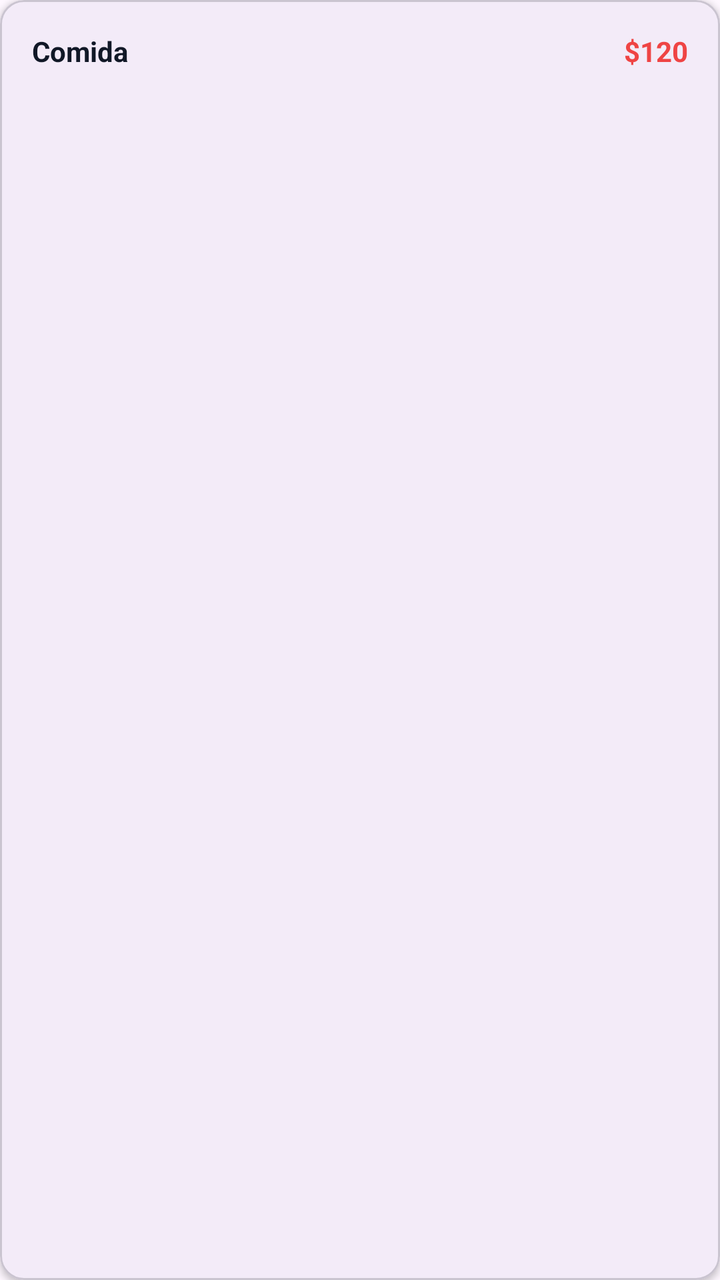
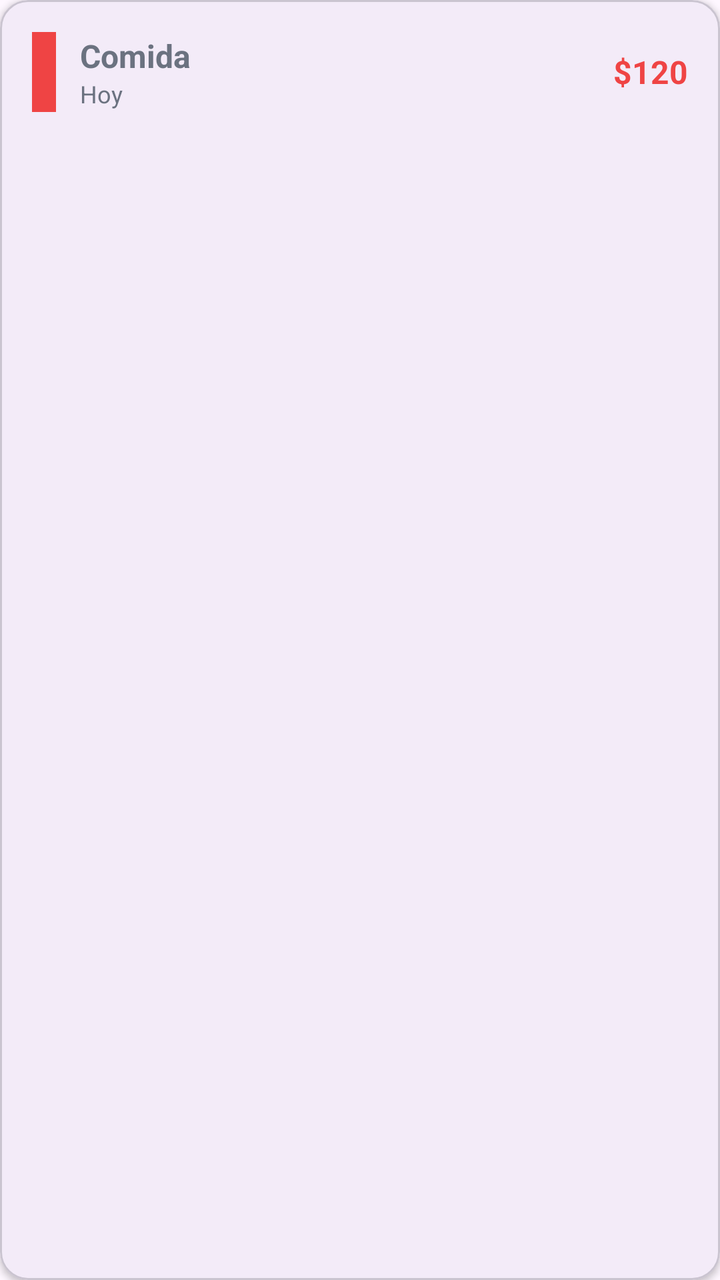

Before-and-after screenshots of an Android layout around one commit, followed by the original layout XML and the change that was made.
<!-- AndroidManifest.xml: application theme Theme.MoneyFlow -->
<!-- res/layout/item_gasto.xml -->
<?xml version="1.0" encoding="utf-8"?>
<com.google.android.material.card.MaterialCardView xmlns:android="http://schemas.android.com/apk/res/android"
    xmlns:app="http://schemas.android.com/apk/res-auto"
    android:layout_width="match_parent"
    android:layout_height="wrap_content"
    app:cardCornerRadius="12dp"
    app:cardElevation="2dp">

    <LinearLayout
        android:layout_width="match_parent"
        android:layout_height="wrap_content"
        android:gravity="center_vertical"
        android:orientation="horizontal"
        android:padding="16dp">

        
        <TextView
            android:id="@+id/tvCategoria"
            android:layout_width="0dp"
            android:layout_height="wrap_content"
            android:layout_weight="1"
            android:text="Comida"
            android:textColor="@color/text_primary"
            android:textStyle="bold" />

        
        <TextView
            android:id="@+id/tvMonto"
            android:layout_width="wrap_content"
            android:layout_height="wrap_content"
            android:text="$120"
            android:textColor="@color/error"
            android:textStyle="bold" />

    </LinearLayout>

</com.google.android.material.card.MaterialCardView>
<!-- resources referenced by this layout -->
<resources>
  <color name="error">#EF4444</color>
  <color name="text_primary">#111827</color>
  <style name="Theme.MoneyFlow" parent="Base.Theme.MoneyFlow" />
  <style name="Base.Theme.MoneyFlow" parent="Theme.Material3.DayNight.NoActionBar">
          
          
      </style>
</resources>

<!-- the commit's change to res/layout/item_gasto.xml (unified diff, before → after) -->
@@ -1,9 +1,9 @@
-<?xml version="1.0" encoding="utf-8"?>
 <com.google.android.material.card.MaterialCardView xmlns:android="http://schemas.android.com/apk/res/android"
     xmlns:app="http://schemas.android.com/apk/res-auto"
     android:layout_width="match_parent"
     android:layout_height="wrap_content"
-    app:cardCornerRadius="12dp"
+    android:layout_marginVertical="6dp"
+    app:cardCornerRadius="14dp"
     app:cardElevation="2dp">
 
     <LinearLayout
@@ -14,14 +14,37 @@
         android:padding="16dp">
 
         
-        <TextView
-            android:id="@+id/tvCategoria"
+        <View
+            android:id="@+id/viewCategoryColor"
+            android:layout_width="12dp"
+            android:layout_height="40dp"
+            android:layout_marginEnd="12dp"
+            android:background="@color/error" />
+
+        
+        <LinearLayout
             android:layout_width="0dp"
             android:layout_height="wrap_content"
             android:layout_weight="1"
-            android:text="Comida"
-            android:textColor="@color/text_primary"
-            android:textStyle="bold" />
+            android:orientation="vertical">
+
+            <TextView
+                android:id="@+id/tvCategoria"
+                android:layout_width="wrap_content"
+                android:layout_height="wrap_content"
+                android:text="Comida"
+                android:textColor="@color/text_secondary"
+                android:textSize="16sp"
+                android:textStyle="bold" />
+
+            <TextView
+                android:id="@+id/tvFecha"
+                android:layout_width="wrap_content"
+                android:layout_height="wrap_content"
+                android:text="Hoy"
+                android:textColor="@color/text_secondary"
+                android:textSize="12sp" />
+        </LinearLayout>
 
         
         <TextView
@@ -30,6 +53,7 @@
             android:layout_height="wrap_content"
             android:text="$120"
             android:textColor="@color/error"
+            android:textSize="16sp"
             android:textStyle="bold" />
 
     </LinearLayout>
<!-- resource entries referenced after the edit -->
@@ -1,7 +1,7 @@
 <!-- resources referenced by this layout -->
 <resources>
   <color name="error">#EF4444</color>
-  <color name="text_primary">#111827</color>
+  <color name="text_secondary">#6B7280</color>
   <style name="Theme.MoneyFlow" parent="Base.Theme.MoneyFlow" />
   <style name="Base.Theme.MoneyFlow" parent="Theme.Material3.DayNight.NoActionBar">
           
